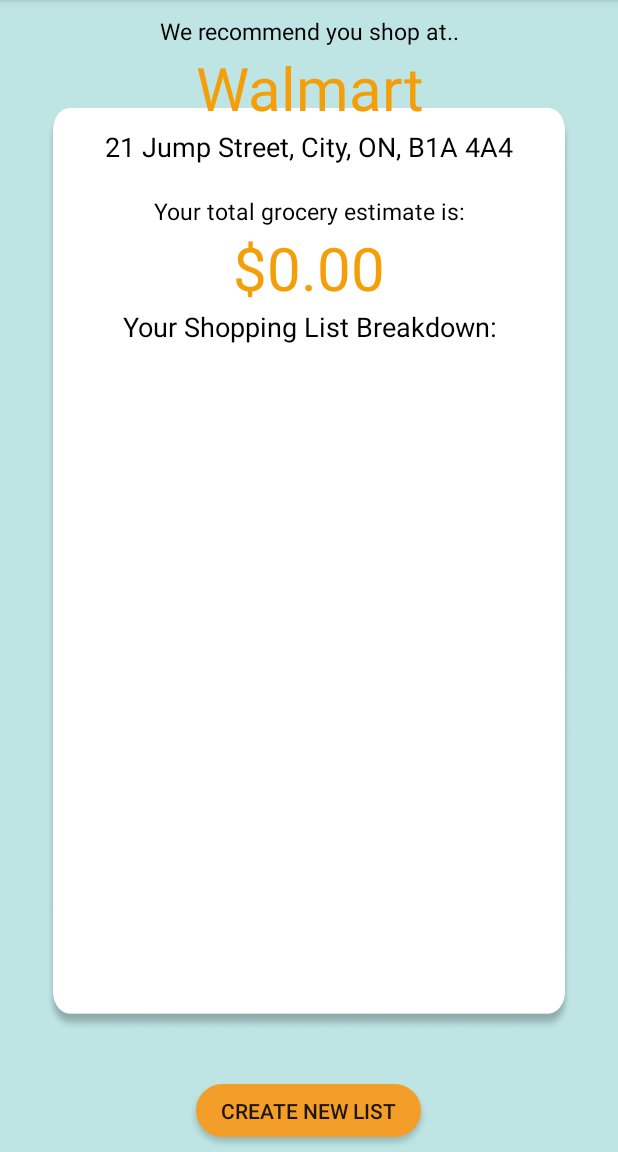
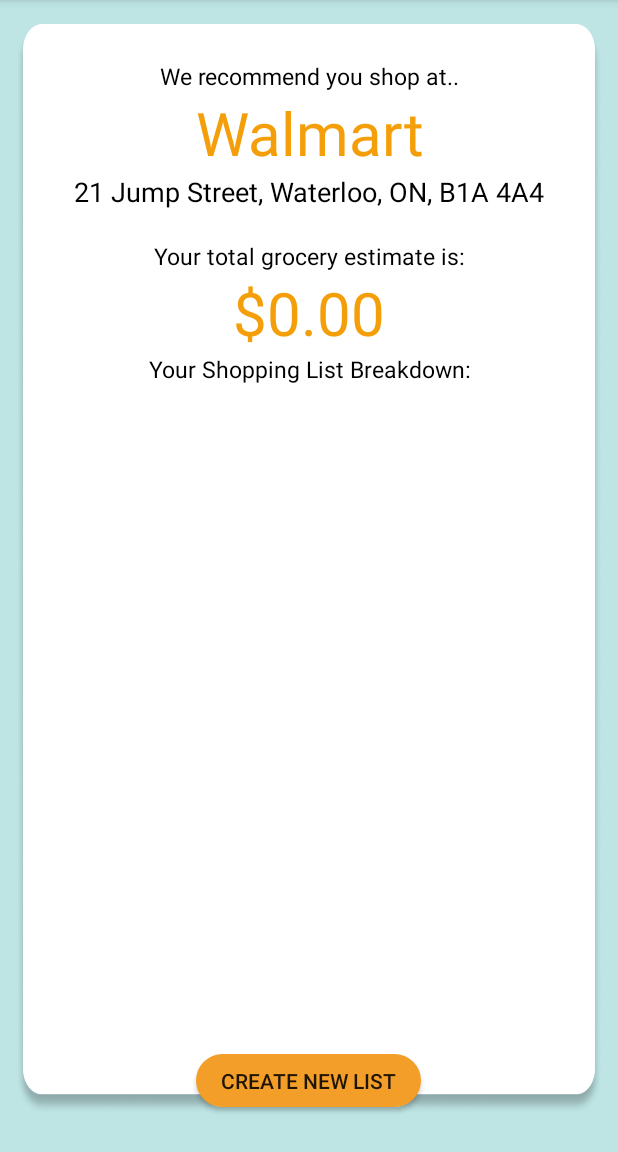
Before and after one commit to TheRealJessicaLi/GroceryGo, an Android app: the SearchResultsFragment screen opened directly, with no data from a screen before it, on a phone screen of 412 x 824 dp, the part 84-1236 px from its top. Run offline under Robolectric (Android 15) with nearby library versions, the phone set to English and light mode, and no system bars; our stand-ins replace Firebase (no records; nobody signed in at launch, a user with empty details on screens opened directly).

Commit message:
ui fix pls dont break

```diff
--- a/app/src/main/res/layout/fragment_search_results.xml
+++ b/app/src/main/res/layout/fragment_search_results.xml
@@ -7,6 +7,16 @@
                 android:orientation="vertical"
                 android:background="#BEE4E4">
 
+    <ImageView
+            android:layout_width="match_parent"
+            android:layout_height="wrap_content"
+            android:src="@drawable/rec_rect"
+            android:layout_alignParentTop="true"
+            android:adjustViewBounds="true"
+            android:layout_marginTop="100dp"
+            android:scaleX="0.95"
+            android:scaleY="1.3"/>
+
     <TextView
             android:id="@+id/we_recommend"
             android:layout_width="match_parent"
@@ -15,18 +25,8 @@
             android:textColor="@color/black"
             android:gravity="center_horizontal"
             android:textSize="15sp"
-            android:layout_marginTop="10dp"
+            android:layout_marginTop="40dp"
             android:layout_alignParentTop="true"/>
-
-    <ImageView
-            android:layout_width="match_parent"
-            android:layout_height="wrap_content"
-            android:src="@drawable/rec_rect"
-            android:layout_alignParentTop="true"
-            android:adjustViewBounds="true"
-            android:layout_marginTop="100dp"
-            android:scaleX="0.85"
-            android:scaleY="1.1"/>
 
     <TextView
             android:id="@+id/store_name"
@@ -42,7 +42,7 @@
             android:id="@+id/address"
             android:layout_width="match_parent"
             android:layout_height="wrap_content"
-            android:text="21 Jump Street, City, ON, B1A 4A4"
+            android:text="21 Jump Street, Waterloo, ON, B1A 4A4"
             android:gravity="center_horizontal"
             android:textColor="@color/black"
             android:textSize="18sp"
@@ -79,15 +79,15 @@
             android:textColor="@color/black"
             android:gravity="center_horizontal"
             android:layout_marginBottom="10dp"
-            android:textSize="18sp"
+            android:textSize="15sp"
             android:layout_below="@id/total_price"/>
 
     <ListView
             android:id="@+id/grocery_list"
             android:layout_width="match_parent"
             android:layout_height="wrap_content"
-            android:layout_marginLeft="25dp"
-            android:layout_marginRight="25dp"
+            android:layout_marginLeft="45dp"
+            android:layout_marginRight="45dp"
             android:layout_marginBottom="10dp"
             android:layout_below="@id/breakdown"
             android:layout_above="@+id/new_list_button"/>
@@ -99,7 +99,7 @@
             android:background="@drawable/button_background"
             android:layout_alignParentBottom="true"
             android:layout_centerHorizontal="true"
-            android:layout_marginBottom="10dp"
+            android:layout_marginBottom="30dp"
             android:text="Create New List"/>
 
 </RelativeLayout>
```
